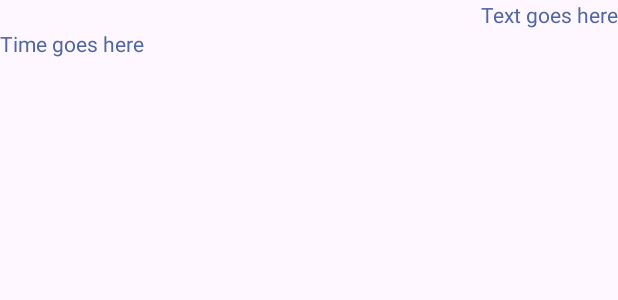
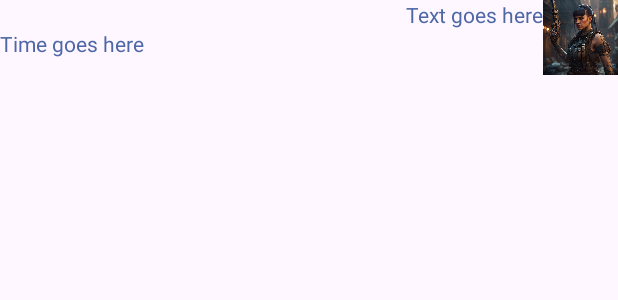
Before and after one commit to JiPooh/MyAndroidLabs, an Android app: the layout rece_message.xml on its own in the app's theme, with its tools: preview values and no code run, on a phone screen of 412 x 824 dp. Shown: the top 300 px of the screen. Run offline under Robolectric (Android 15) with nearby library versions, the phone set to English and light mode, and no system bars.

Commit message:
Week6 done

```diff
--- a/app/src/main/res/layout/rece_message.xml
+++ b/app/src/main/res/layout/rece_message.xml
@@ -10,7 +10,7 @@
         android:layout_width="wrap_content"
         android:layout_height="wrap_content"
         android:text="Text goes here"
-        app:layout_constraintEnd_toEndOf="parent"
+        app:layout_constraintEnd_toStartOf="@+id/imageView2"
         app:layout_constraintTop_toTopOf="parent" />
 
     <TextView
@@ -20,4 +20,12 @@
         android:text="Time goes here"
         app:layout_constraintStart_toStartOf="parent"
         app:layout_constraintTop_toBottomOf="@+id/message" />
+
+    <ImageView
+        android:id="@+id/imageView2"
+        android:layout_width="50dp"
+        android:layout_height="50dp"
+        app:layout_constraintEnd_toEndOf="parent"
+        app:layout_constraintTop_toTopOf="parent"
+        app:srcCompat="@drawable/recver" />
 </androidx.constraintlayout.widget.ConstraintLayout>
```
Also changed, not shown: app/src/main/res/layout/sent_message.xml (+9 -1 lines), app/src/main/res/drawable/recver.jpg (added), app/src/main/res/drawable/sender.jpg (added).
